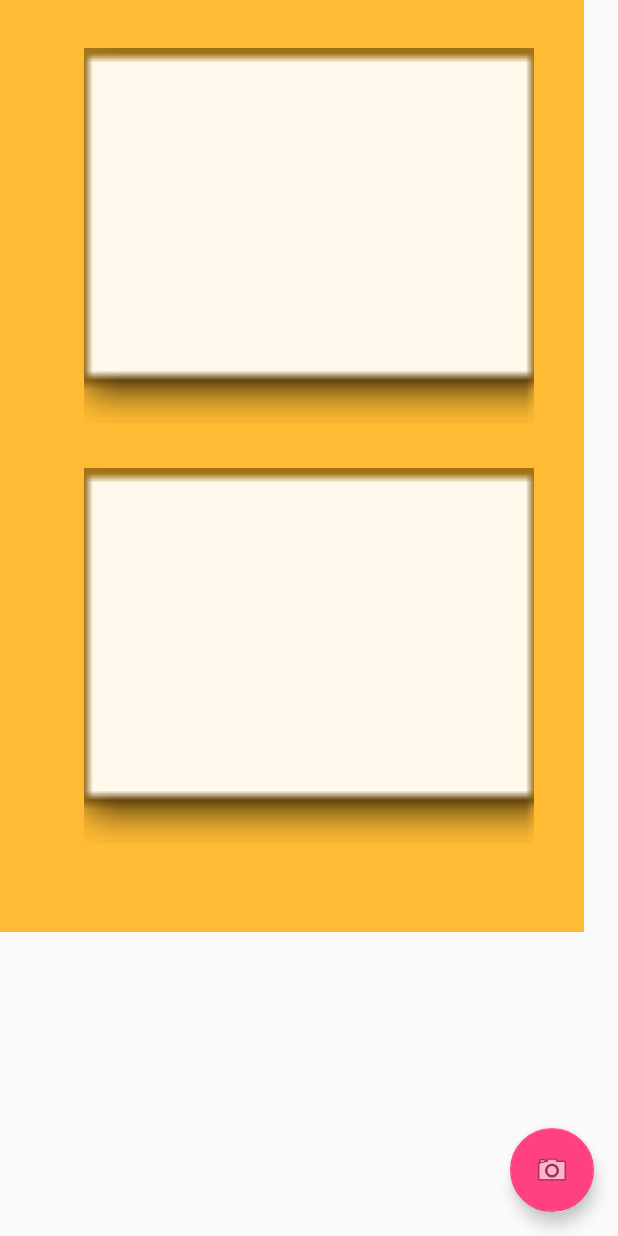
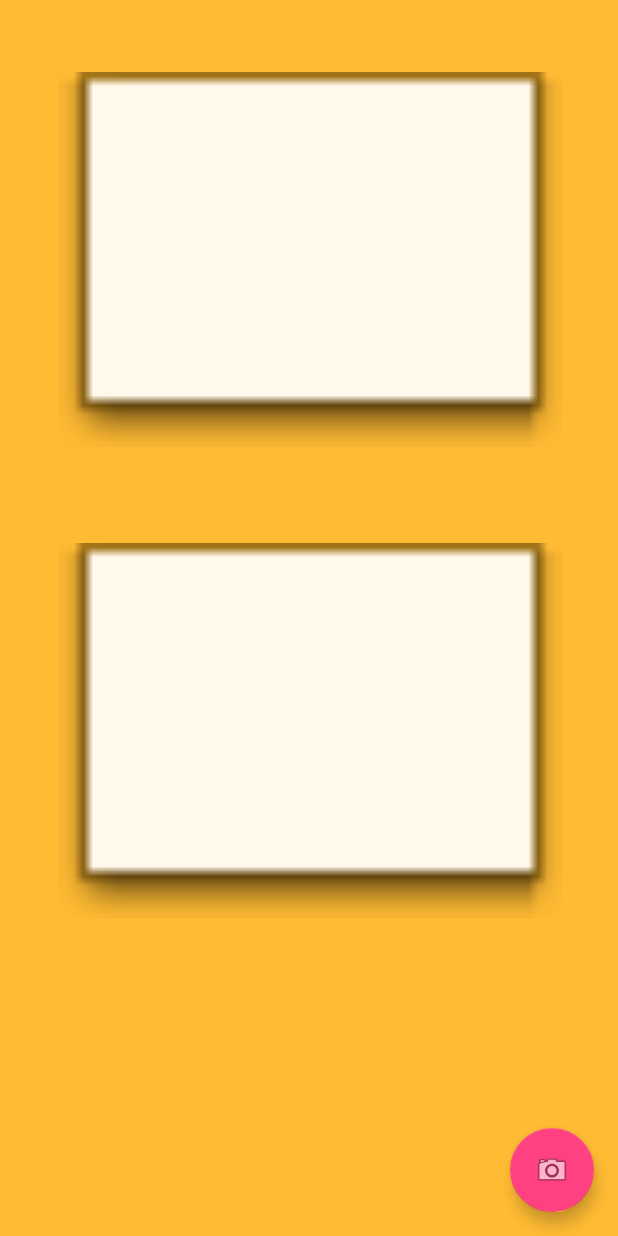
Before and after one commit to EmilFaerch/ProgrammingMiniProject, an Android app: the screen it shows after launch (MainActivity), on a phone screen of 412 x 824 dp. Run offline under Robolectric (Android 15) with nearby library versions, the phone set to English and light mode, and no system bars; our stand-ins replace Picasso.

Commit message:
100% Done - Statusbar removed!

```diff
--- a/app/src/main/java/com/example/emilfrch/doublecamera/MainActivity.java
+++ b/app/src/main/java/com/example/emilfrch/doublecamera/MainActivity.java
@@ -27,6 +27,7 @@ import android.support.v7.widget.Toolbar;
 import android.view.View;
 import android.view.Menu;
 import android.view.MenuItem;
+import android.view.WindowManager;
 import android.widget.Button;
 import android.widget.ImageView;
 import android.widget.LinearLayout;
@@ -40,8 +41,6 @@ import java.util.Date;
 
 import static android.R.attr.data;
 import static android.R.attr.onClick;
-import static android.R.color.holo_orange_dark;
-import static android.R.color.holo_orange_light;
 
 public class MainActivity extends AppCompatActivity {
 
@@ -77,6 +76,7 @@ public class MainActivity extends AppCompatActivity {
     @Override
     protected void onCreate(Bundle savedInstanceState) {
         super.onCreate(savedInstanceState);
+        getWindow().setFlags(WindowManager.LayoutParams.FLAG_FULLSCREEN, WindowManager.LayoutParams.FLAG_FULLSCREEN);
         setContentView(R.layout.activity_main);
 
         verifyStoragePermissions(this); // Ask if we can use their image folder
@@ -114,7 +114,6 @@ public class MainActivity extends AppCompatActivity {
                 Uri picture = data.getData();
                 ImageView top = (ImageView) findViewById(R.id.imgTop);
                 Picasso.with(MainActivity.this).load(picture).into(top);
-                // top.setImageURI(picture);
                 firstPicture = 1;
                 BOT = new Intent(MediaStore.ACTION_IMAGE_CAPTURE);
                 BOT.putExtra("android.intent.extras.CAMERA_FACING", 2);
@@ -126,7 +125,7 @@ public class MainActivity extends AppCompatActivity {
             if (requestCode == IMAGE_CODE && RESULT_OK == resultCode) {
                 Uri picture = data.getData();
                 ImageView bot = (ImageView) findViewById(R.id.imgBot);
-                bot.setImageURI(picture);
+                Picasso.with(MainActivity.this).load(picture).into(bot);
                // bot.setRotation(90);
                 firstPicture = 2;
             }
--- a/app/src/main/res/layout/content_main.xml
+++ b/app/src/main/res/layout/content_main.xml
@@ -5,26 +5,32 @@
     android:id="@+id/LinearLayout01"
     android:layout_width="match_parent"
     android:layout_height="match_parent"
+    android:theme="@android:style/Theme.NoTitleBar.Fullscreen"
     tools:context="com.example.emilfrch.doublecamera.MainActivity"
     tools:showIn="@layout/activity_main">
 
     <ImageView
         android:id="@+id/imgBG"
-        android:layout_width="389dp"
-        android:layout_height="621dp"
+        android:layout_width="match_parent"
+        android:layout_height="match_parent"
         android:scaleType="fitXY"
         app:srcCompat="@android:color/holo_orange_light"
-        tools:layout_editor_absoluteX="-2dp"
-        tools:layout_editor_absoluteY="-3dp" />
+        tools:layout_editor_absoluteX="8dp"
+        tools:layout_editor_absoluteY="8dp" />
 
     <ImageView
         android:id="@+id/imgTop"
-        android:layout_width="300dp"
+        android:layout_width="335dp"
         android:layout_height="250dp"
-        android:layout_marginTop="32dp"
+        android:layout_marginEnd="8dp"
+        android:layout_marginLeft="8dp"
+        android:layout_marginRight="8dp"
+        android:layout_marginStart="8dp"
+        android:layout_marginTop="48dp"
         android:adjustViewBounds="false"
         android:cropToPadding="false"
         android:scaleType="centerCrop"
+        app:layout_constraintHorizontal_bias="0.515"
         app:layout_constraintLeft_toLeftOf="parent"
         app:layout_constraintRight_toRightOf="parent"
         app:layout_constraintTop_toTopOf="parent"
@@ -32,18 +38,20 @@
 
     <ImageView
         android:id="@+id/imgBot"
-        android:layout_width="300dp"
+        android:layout_width="335dp"
         android:layout_height="250dp"
-        android:layout_marginBottom="32dp"
-        android:layout_marginTop="8dp"
+        android:layout_marginEnd="8dp"
+        android:layout_marginLeft="8dp"
+        android:layout_marginRight="8dp"
+        android:layout_marginStart="8dp"
+        android:layout_marginTop="64dp"
         android:adjustViewBounds="false"
         android:cropToPadding="false"
         android:scaleType="centerCrop"
-        app:layout_constraintBottom_toBottomOf="@+id/imgBG"
+        app:layout_constraintHorizontal_bias="0.515"
         app:layout_constraintLeft_toLeftOf="parent"
         app:layout_constraintRight_toRightOf="parent"
         app:layout_constraintTop_toBottomOf="@+id/imgTop"
-        app:layout_constraintVertical_bias="0.446"
         app:srcCompat="@android:drawable/editbox_dropdown_light_frame" />
 
 </android.support.constraint.ConstraintLayout>
```
